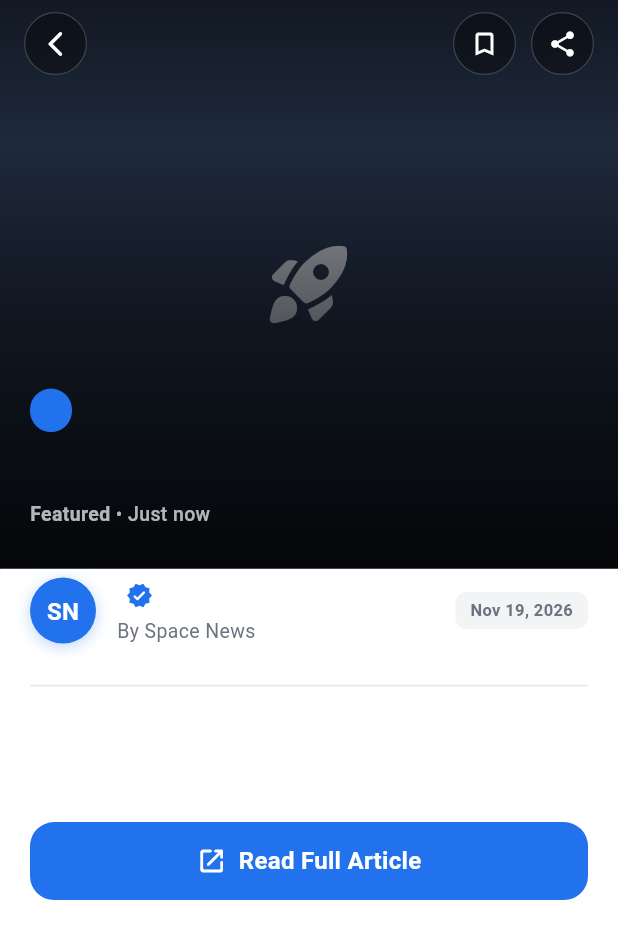
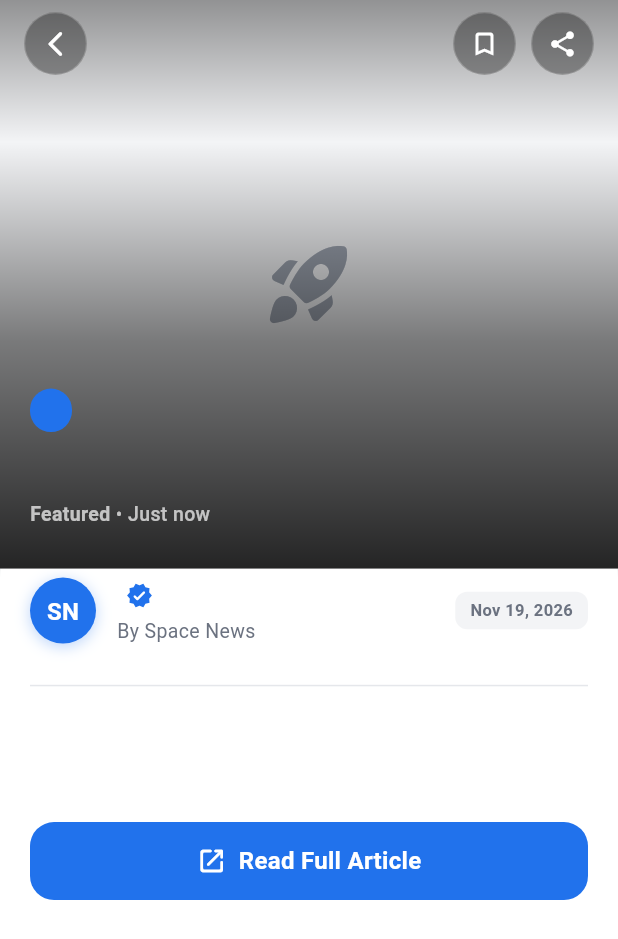
Before and after one commit to fouzzann/News-App, a Flutter app: the ArticleDetailView screen opened directly with empty values, on a phone screen of 412 x 824 dp. Shown: the top 939 px of the screen. Run offline on Flutter 3.47's test engine with Material 3 defaults, Android fonts, the phone set to English and light mode, and no system bars; our stand-ins replace cached_network_image, dio, shimmer; network calls fail.

Commit message:
fix: resolve infinite shimmer loading by implementing cross-platform AppNetworkImage and adding Android internet permissions

```diff
--- a/lib/views/screens/article_detail_view.dart
+++ b/lib/views/screens/article_detail_view.dart
@@ -1,10 +1,9 @@
-import 'package:cached_network_image/cached_network_image.dart';
 import 'package:flutter/material.dart';
 import 'package:flutter/services.dart';
-import 'package:shimmer/shimmer.dart';
 import '../../core/constants/app_colors.dart';
 import '../../core/utils/url_launcher_helper.dart';
 import '../../data/models/article_model.dart';
+import '../widgets/app_network_image.dart';
 
 /// Single article detail view matching the reference UI design
 class ArticleDetailView extends StatefulWidget {
@@ -73,22 +72,11 @@ class _ArticleDetailViewState extends State<ArticleDetailView> {
                       // Background Image
                       Hero(
                         tag: 'article_image_${widget.article.id}',
-                        child: widget.article.hasValidImage
-                            ? CachedNetworkImage(
-                                imageUrl: widget.article.imageUrl!,
-                                fit: BoxFit.cover,
-                                placeholder: (context, url) => Shimmer.fromColors(
-                                  baseColor: isDark
-                                      ? AppColors.shimmerBaseDark
-                                      : AppColors.shimmerBaseLight,
-                                  highlightColor: isDark
-                                      ? AppColors.shimmerHighlightDark
-                                      : AppColors.shimmerHighlightLight,
-                                  child: Container(color: Colors.white),
-                                ),
-                                errorWidget: (context, url, error) => _buildImageFallback(),
-                              )
-                            : _buildImageFallback(),
+                        child: AppNetworkImage(
+                          imageUrl: widget.article.imageUrl,
+                          fit: BoxFit.cover,
+                          fallbackIconSize: 64,
+                        ),
                       ),
 
                       // Gradient Overlay for Title readability
@@ -406,17 +394,4 @@ class _ArticleDetailViewState extends State<ArticleDetailView> {
       ),
     );
   }
-
-  Widget _buildImageFallback() {
-    return Container(
-      color: const Color(0xFF1E293B),
-      child: const Center(
-        child: Icon(
-          Icons.rocket_launch_rounded,
-          size: 64,
-          color: Colors.white54,
-        ),
-      ),
-    );
-  }
 }
--- /dev/null
+++ b/lib/views/widgets/app_network_image.dart
@@ -0,0 +1,113 @@
+import 'package:cached_network_image/cached_network_image.dart';
+import 'package:flutter/foundation.dart';
+import 'package:flutter/material.dart';
+import 'package:shimmer/shimmer.dart';
+import '../../core/constants/app_colors.dart';
+
+/// Production-ready network image component with caching, shimmer placeholder,
+/// error fallback, and cross-platform support (Android, iOS, Web, Desktop).
+class AppNetworkImage extends StatelessWidget {
+  final String? imageUrl;
+  final double? width;
+  final double? height;
+  final BoxFit fit;
+  final BorderRadius? borderRadius;
+  final IconData fallbackIcon;
+  final double fallbackIconSize;
+
+  const AppNetworkImage({
+    super.key,
+    required this.imageUrl,
+    this.width,
+    this.height,
+    this.fit = BoxFit.cover,
+    this.borderRadius,
+    this.fallbackIcon = Icons.rocket_launch_rounded,
+    this.fallbackIconSize = 32,
+  });
+
+  bool get _isValidUrl =>
+      imageUrl != null &&
+      imageUrl!.trim().isNotEmpty &&
+      imageUrl!.trim().startsWith(RegExp(r'https?://', caseSensitive: false));
+
+  @override
+  Widget build(BuildContext context) {
+    final isDark = Theme.of(context).brightness == Brightness.dark;
+
+    Widget imageWidget;
+
+    if (!_isValidUrl) {
+      imageWidget = _buildFallback(isDark);
+    } else {
+      final cleanUrl = imageUrl!.trim();
+
+      // On Web & Desktop, use Image.network to avoid browser CORS and sqflite issues.
+      // On Mobile (Android/iOS), use CachedNetworkImage for persistent disk caching.
+      final isDesktopOrWeb = kIsWeb ||
+          defaultTargetPlatform == TargetPlatform.windows ||
+          defaultTargetPlatform == TargetPlatform.linux ||
+          defaultTargetPlatform == TargetPlatform.macOS;
+
+      if (isDesktopOrWeb) {
+        imageWidget = Image.network(
+          cleanUrl,
+          width: width,
+          height: height,
+          fit: fit,
+          loadingBuilder: (context, child, loadingProgress) {
+            if (loadingProgress == null) return child;
+            return _buildShimmerPlaceholder(isDark);
+          },
+          errorBuilder: (context, error, stackTrace) => _buildFallback(isDark),
+        );
+      } else {
+        imageWidget = CachedNetworkImage(
+          imageUrl: cleanUrl,
+          width: width,
+          height: height,
+          fit: fit,
+          placeholder: (context, url) => _buildShimmerPlaceholder(isDark),
+          errorWidget: (context, url, error) => _buildFallback(isDark),
+        );
+      }
+    }
+
+    if (borderRadius != null) {
+      return ClipRRect(
+        borderRadius: borderRadius!,
+        child: imageWidget,
+      );
+    }
+
+    return imageWidget;
+  }
+
+  Widget _buildShimmerPlaceholder(bool isDark) {
+    return Shimmer.fromColors(
+      baseColor: isDark ? AppColors.shimmerBaseDark : AppColors.shimmerBaseLight,
+      highlightColor:
+          isDark ? AppColors.shimmerHighlightDark : AppColors.shimmerHighlightLight,
+      child: Container(
+        width: width,
+        height: height,
+        color: Colors.white,
+      ),
+    );
+  }
+
+  Widget _buildFallback(bool isDark) {
+    return Container(
+      width: width,
+      height: height,
+      color: isDark ? AppColors.searchBarDark : AppColors.searchBarLight,
+      child: Center(
+        child: Icon(
+          fallbackIcon,
+          size: fallbackIconSize,
+          color: isDark ? AppColors.textMutedDark : AppColors.textMutedLight,
+        ),
+      ),
+    );
+  }
+}
```
Also changed, not shown: lib/views/widgets/article_card.dart (+7 -39 lines), 1 other file.
